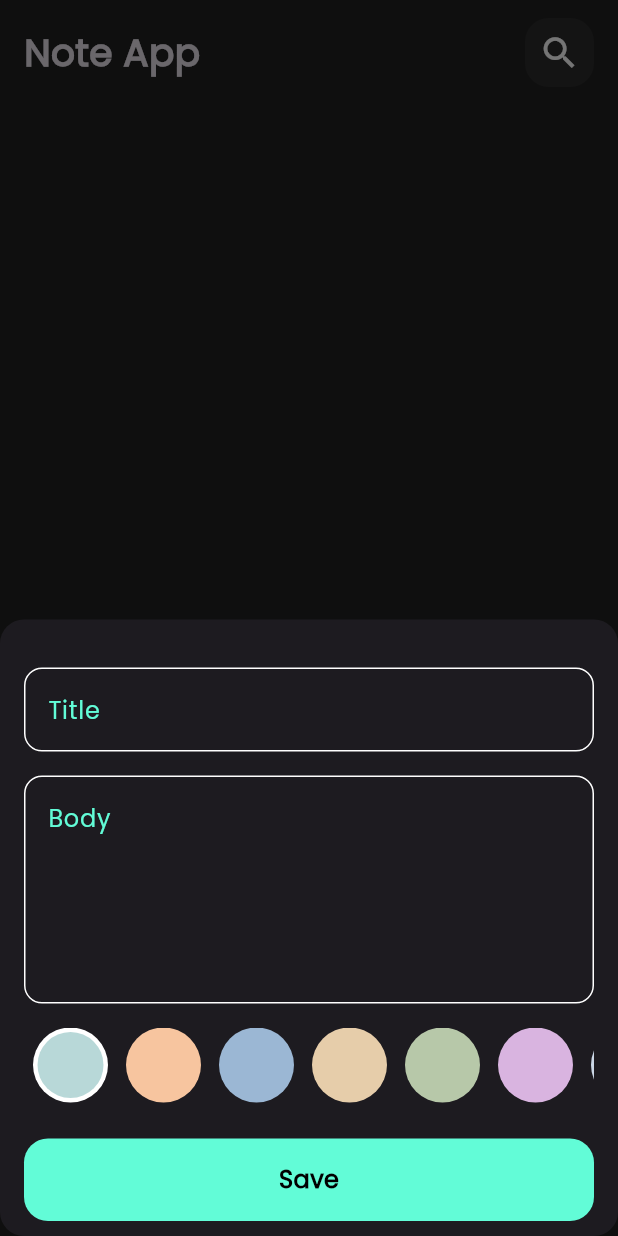
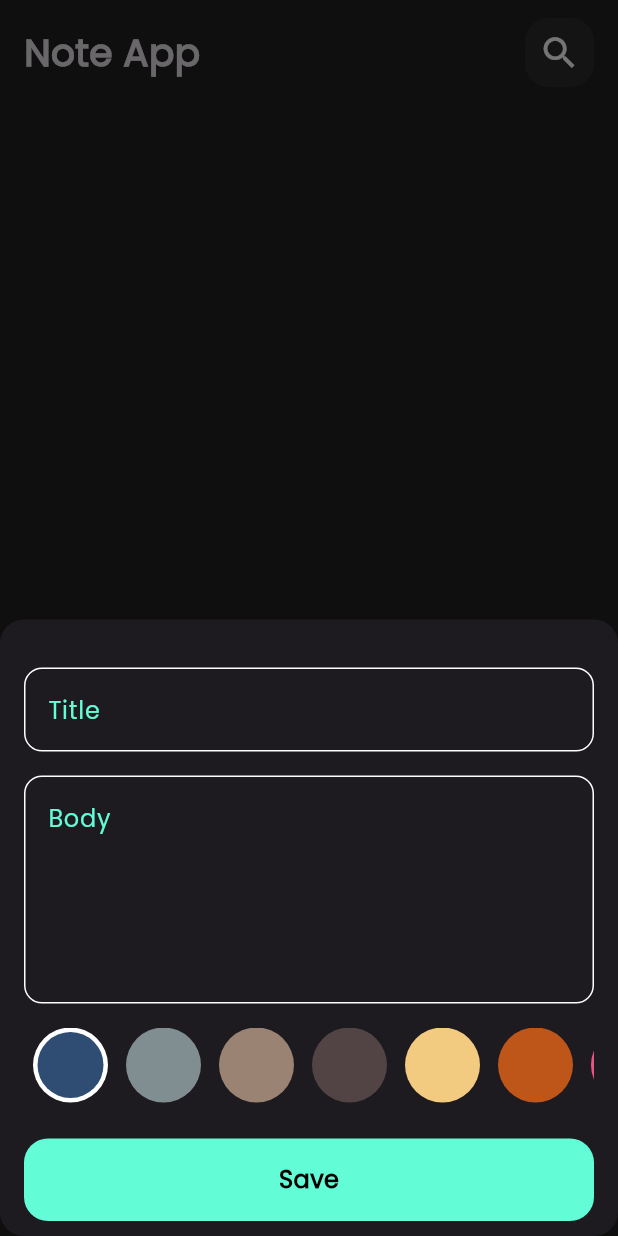
Before and after one commit to IMarooz/note_app, a Flutter app: the screen it shows after launch, after a tap on the "add" icon, on a phone screen of 412 x 824 dp. Run offline on Flutter 3.47's test engine with Material 3 defaults, Android fonts, the phone set to English and light mode, and no system bars; our stand-ins replace bloc, flutter_bloc, hive, hive_flutter; accounts and stored records are empty.

Commit message:
Refactor color selection in ColorsListView and integrate with AddNoteCubit

```diff
--- a/lib/cubits/add_note_cubit/add_note_cubit.dart
+++ b/lib/cubits/add_note_cubit/add_note_cubit.dart
@@ -8,15 +8,16 @@
 
 class AddNoteCubit extends Cubit<AddNoteState> {
   AddNoteCubit() : super(AddNoteInitial());
+  Color color = const Color(0xFF2F4C73);
 
   addNote(NoteModel note) async {
+    note.color = color.value;
     emit(AddNoteLoading());
     try {
       var notesBox = Hive.box<NoteModel>(kNotesBox);
       await notesBox.add(note);
       emit(AddNoteSuccess());
     } on Exception catch (e) {
-
       emit(AddNoteFailure(e.toString()));
     }
   }
--- a/lib/views/widgets/colors_list_view.dart
+++ b/lib/views/widgets/colors_list_view.dart
@@ -1,4 +1,6 @@
 import 'package:flutter/material.dart';
+import 'package:flutter_bloc/flutter_bloc.dart';
+import 'package:note_app_tharwat/cubits/add_note_cubit/add_note_cubit.dart';
 
 class ColorItem extends StatelessWidget {
   const ColorItem({super.key, required this.isActive, required this.color});
@@ -29,16 +31,16 @@
   int currentIndex = 0;
 
   final List<Color> colors = <Color>[
-  Color(0xFFB8D8D8), // Seafoam
-  Color(0xFFF7C59F), // Peach
-  Color(0xFF9BB7D4), // Dusty Blue
-  Color(0xFFE6CDAA), // Warm Sand
-  Color(0xFFB7C8A9), // Soft Sage
-  Color(0xFFD9B4E0), // Lavender
-  Color(0xFFCBD7E6), // Frosted Blue
-  Color(0xFFF3D6B8), // Light Apricot
-  Color(0xFFBFD7C7), // Mint Gray
-  Color(0xFFE7C9C0), // Blush
+    Color(0xFF2F4C73), // Slate Blue
+    Color(0xFF818E91), // Stone Gray
+    Color(0xFF9A8373), // Warm Taupe
+    Color(0xFF524344), // Cocoa Deep
+    Color(0xFFF2CA80), // Soft Amber
+    Color(0xFFBE5519), // Burnt Sienna
+    Color(0xFFEB5582), // Strawberry Pink
+    Color(0xFF6E1E28), // Merlot
+    Color(0xFF4A6A5A), // Teal Moss
+    Color(0xFF7A5A45), // Clay Brown
   ];
 
   @override
@@ -53,9 +55,9 @@
             padding: const EdgeInsets.symmetric(horizontal: 6.0),
             child: GestureDetector(
               onTap: () {
-                setState(() {
-                  currentIndex = index;
-                });
+                currentIndex = index;
+                BlocProvider.of<AddNoteCubit>(context).color = colors[index];
+                setState(() {});
               },
               child: ColorItem(isActive: currentIndex == index, color: colors[index],),
             ),
```
